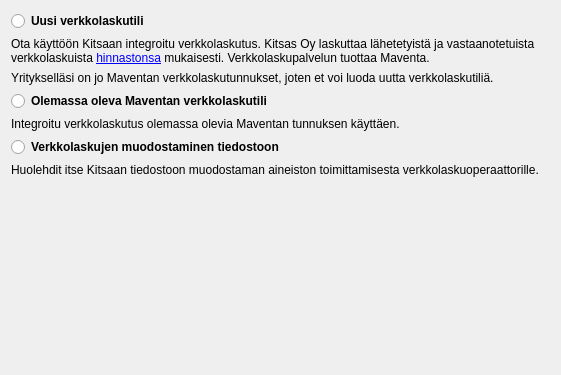
Old version of the form kitsas/maaritys/verkkolasku/finvoicevelhoalku.ui in the repository artoh/kitupiikki.
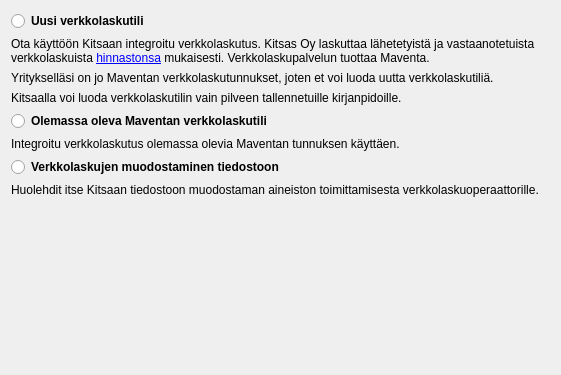
New version of the form.

What changed in the file:
```diff
--- a/kitsas/maaritys/verkkolasku/finvoicevelhoalku.ui
+++ b/kitsas/maaritys/verkkolasku/finvoicevelhoalku.ui
@@ -53,6 +53,13 @@
      </property>
     </widget>
    </item>
+   <item>
+    <widget class="QLabel" name="eiPilviLabel">
+     <property name="text">
+      <string>Kitsaalla voi luoda verkkolaskutilin vain pilveen tallennetuille kirjanpidoille.</string>
+     </property>
+    </widget>
+   </item>
    <item>
     <widget class="QRadioButton" name="maventaRadio">
      <property name="font">
```
